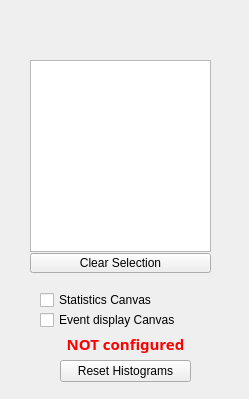
The window that mainwindow.ui (meleneemil/vmm-mon) describes before a commit, drawn with Qt 5.
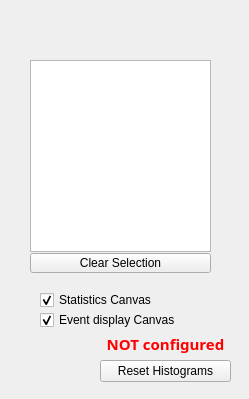
The same window after the commit. Icons and pictures are not drawn.

Patch:
```diff
--- a/mainwindow.ui
+++ b/mainwindow.ui
@@ -72,6 +72,9 @@
     <property name="text">
      <string>Statistics Canvas</string>
     </property>
+    <property name="checked">
+     <bool>true</bool>
+    </property>
    </widget>
    <widget class="QCheckBox" name="showEventCheckBox">
     <property name="geometry">
@@ -85,11 +88,17 @@
     <property name="text">
      <string>Event display Canvas</string>
     </property>
+    <property name="checked">
+     <bool>true</bool>
+    </property>
+    <property name="tristate">
+     <bool>false</bool>
+    </property>
    </widget>
    <widget class="QPushButton" name="b_Reset">
     <property name="geometry">
      <rect>
-      <x>60</x>
+      <x>100</x>
       <y>360</y>
       <width>131</width>
       <height>22</height>
@@ -121,9 +130,9 @@
    <widget class="QLabel" name="l_configd">
     <property name="geometry">
      <rect>
-      <x>40</x>
+      <x>100</x>
       <y>333</y>
-      <width>171</width>
+      <width>131</width>
       <height>21</height>
      </rect>
     </property>
```
